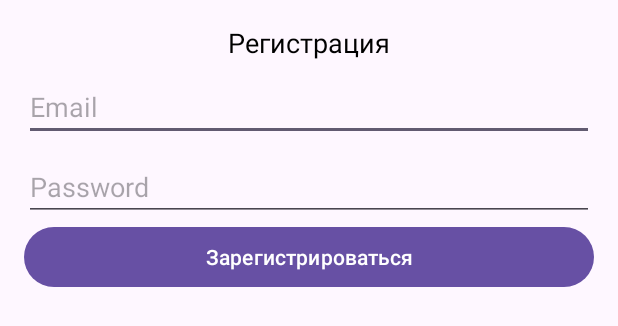
After one commit to AverDmi/BulletinBoard, an Android app: the layout sign_dialog.xml on its own in the app's theme, with its tools: preview values and no code run, on a phone screen of 412 x 824 dp. The commit adds this screen. Shown: the top 326 px of the screen. Run offline under Robolectric (Android 15) with nearby library versions, the phone set to English and light mode, and no system bars.

Commit message:
Added Email & Password authorization

```diff
--- /dev/null
+++ b/app/src/main/res/layout/sign_dialog.xml
@@ -0,0 +1,68 @@
+<?xml version="1.0" encoding="utf-8"?>
+<androidx.constraintlayout.widget.ConstraintLayout xmlns:android="http://schemas.android.com/apk/res/android"
+    xmlns:app="http://schemas.android.com/apk/res-auto"
+    xmlns:tools="http://schemas.android.com/tools"
+    android:layout_width="match_parent"
+    android:layout_height="wrap_content">
+
+    <TextView
+        android:id="@+id/sign_title_tv"
+        android:layout_width="wrap_content"
+        android:layout_height="wrap_content"
+        android:layout_marginTop="16dp"
+        android:text="@string/sign_up"
+        android:textColor="@color/black"
+        android:textSize="18sp"
+        app:layout_constraintEnd_toEndOf="parent"
+        app:layout_constraintStart_toStartOf="parent"
+        app:layout_constraintTop_toTopOf="parent" />
+
+    <EditText
+        android:id="@+id/sign_email_ed"
+        android:layout_width="0dp"
+        android:layout_height="wrap_content"
+        android:layout_marginStart="16dp"
+        android:layout_marginTop="8dp"
+        android:layout_marginEnd="16dp"
+        android:ems="10"
+        android:hint="@string/email_hint"
+        android:inputType="text|textEmailAddress"
+        app:layout_constraintEnd_toEndOf="parent"
+        app:layout_constraintStart_toStartOf="parent"
+        app:layout_constraintTop_toBottomOf="@+id/sign_title_tv" />
+
+    <EditText
+        android:id="@+id/sign_password_ed"
+        android:layout_width="0dp"
+        android:layout_height="wrap_content"
+        android:layout_marginStart="16dp"
+        android:layout_marginTop="8dp"
+        android:layout_marginEnd="16dp"
+        android:ems="10"
+        android:hint="@string/password_hint"
+        android:inputType="text"
+        app:layout_constraintEnd_toEndOf="parent"
+        app:layout_constraintStart_toStartOf="parent"
+        app:layout_constraintTop_toBottomOf="@+id/sign_email_ed" />
+
+    <Button
+        android:id="@+id/sign_up_in_btn"
+        android:layout_width="0dp"
+        android:layout_height="wrap_content"
+        android:layout_marginBottom="16dp"
+        android:text="@string/sign_up_action"
+        app:layout_constraintBottom_toBottomOf="parent"
+        app:layout_constraintEnd_toEndOf="@+id/sign_email_ed"
+        app:layout_constraintStart_toStartOf="@+id/sign_email_ed"
+        app:layout_constraintTop_toBottomOf="@+id/sign_password_ed" />
+
+    <Button
+        android:id="@+id/forget_password_btn"
+        android:layout_width="0dp"
+        android:layout_height="wrap_content"
+        android:text="@string/forget_password"
+        android:visibility="gone"
+        app:layout_constraintEnd_toEndOf="@+id/sign_email_ed"
+        app:layout_constraintStart_toStartOf="@+id/sign_email_ed"
+        app:layout_constraintTop_toBottomOf="@+id/sign_up_in_btn" />
+</androidx.constraintlayout.widget.ConstraintLayout>
--- a/app/src/main/res/values/strings.xml
+++ b/app/src/main/res/values/strings.xml
@@ -16,4 +16,13 @@
     <string name="open">Open</string>
     <string name="close">Close</string>
 
+    <string name="email_hint">Email</string>
+    <string name="password_hint">Password</string>
+    <string name="sign_up_action">Зарегистрироваться</string>
+    <string name="sign_in_action">Войти</string>
+    <string name="forget_password">Забыли пароль?</string>
+    <string name="sign_up_error">Не удалось зарегистрироваться</string>
+    <string name="send_verification_email_error">Не удалось отправить email для подтверждения</string>
+    <string name="send_verification_email_success">На Вашу почту было отправлено письмо...</string>
+
 </resources>
```
Also changed, not shown: app/src/main/java/com/dimthomas/bulletinboard/MainActivity.kt (+9 -3 lines), app/src/main/java/com/dimthomas/bulletinboard/accounthelper/AccountHelper.kt (added, +31 -0 lines), app/src/main/java/com/dimthomas/bulletinboard/dialoghelper/DialogHelper.kt (added, +41 -0 lines), app/src/main/res/layout/activity_main.xml (+5 -15 lines), app/src/main/res/layout/main_content.xml (+4 -5 lines).
